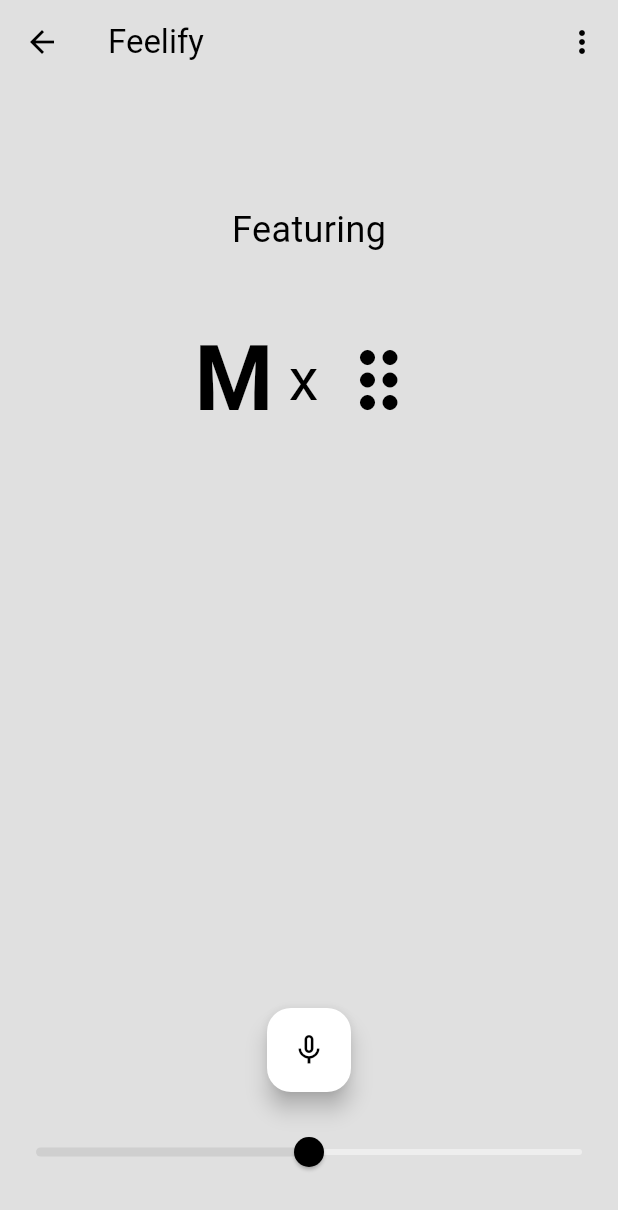
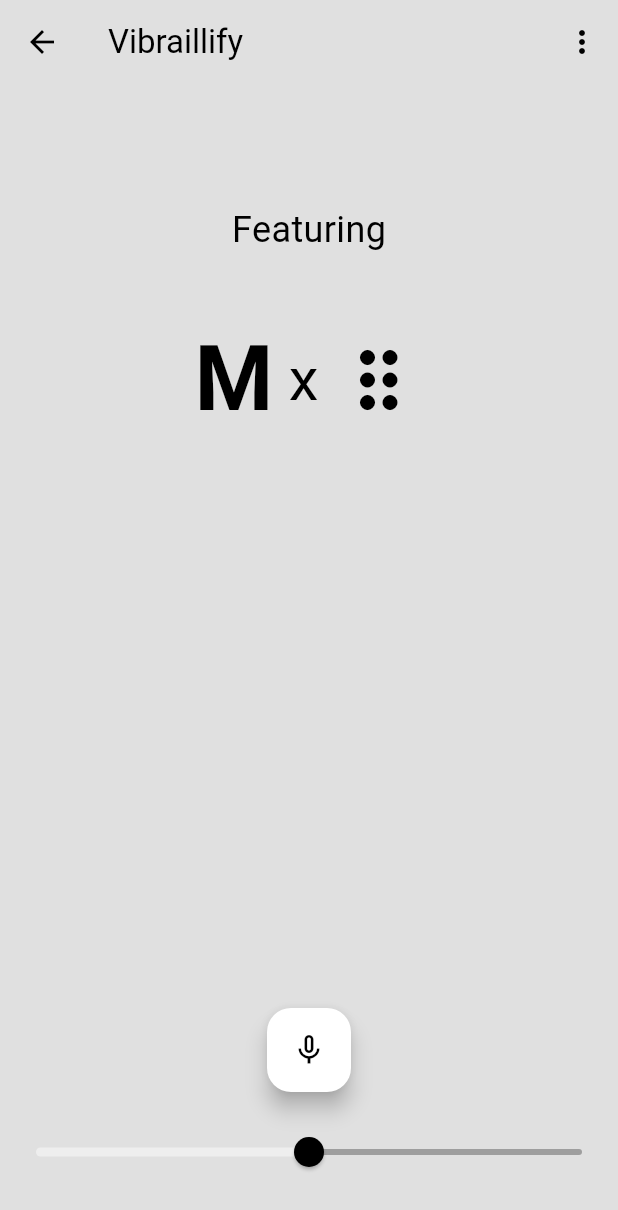
Before and after one commit to Jagjit0306/Myriad, a Flutter app: the VibraillifyPage screen opened by its route, on a phone screen of 412 x 824 dp. Shown: the top 1210 px of the screen. Run offline on Flutter 3.47's test engine with Material 3 defaults, Android fonts, the phone set to English and light mode, and no system bars; drawn by our look-alikes of dash_chat_2; our stand-ins replace audioplayers, camera, cloud_firestore, firebase_auth, firebase_core, flutter_gemini and 8 more; missing offline and left inert: colornames, google_maps_webservice; accounts and stored records are empty; generated files the repository leaves out were written again.

Commit message:
Themes updated

```diff
--- a/myriad/lib/components/my_drawer.dart
+++ b/myriad/lib/components/my_drawer.dart
@@ -8,7 +8,7 @@ class MyDrawer extends StatelessWidget {
   @override
   Widget build(BuildContext context) {
     return Drawer(
-      backgroundColor: Theme.of(context).colorScheme.surface,
+      backgroundColor: Theme.of(context).colorScheme.secondary,
       child: Column(
         mainAxisAlignment: MainAxisAlignment.spaceBetween,
         children: [
--- a/myriad/lib/pages/hearify_page.dart
+++ b/myriad/lib/pages/hearify_page.dart
@@ -151,6 +151,7 @@ class _HearifyPageState extends State<HearifyPage> {
         title: const Text('Hearify'),
         actions: [
           PopupMenuButton(
+            color: Theme.of(context).colorScheme.onSecondaryContainer,
             onSelected: (value) {
               switch (value) {
                 case 'clrcht':
@@ -180,7 +181,7 @@ class _HearifyPageState extends State<HearifyPage> {
               messageOptions: MessageOptions(
                 currentUserContainerColor:
                     Theme.of(context).colorScheme.inversePrimary,
-                containerColor: Theme.of(context).colorScheme.secondary,
+                containerColor: Theme.of(context).colorScheme.onSecondaryContainer,
                 textColor: Theme.of(context).colorScheme.inversePrimary,
                 currentUserTextColor: Theme.of(context).colorScheme.surface,
                 showCurrentUserAvatar: true,
--- a/myriad/lib/pages/speakify_page.dart
+++ b/myriad/lib/pages/speakify_page.dart
@@ -86,6 +86,7 @@ class _SpeakifyPageState extends State<SpeakifyPage> {
         title: const Text('Speakify'),
         actions: [
           PopupMenuButton(
+            color: Theme.of(context).colorScheme.onSecondaryContainer,
             onSelected: (value) {
               switch (value) {
                 case 'clrcht':
@@ -115,7 +116,7 @@ class _SpeakifyPageState extends State<SpeakifyPage> {
               messageOptions: MessageOptions(
                 currentUserContainerColor:
                     Theme.of(context).colorScheme.inversePrimary,
-                containerColor: Theme.of(context).colorScheme.secondary,
+                containerColor: Theme.of(context).colorScheme.onSecondaryContainer,
                 textColor: Theme.of(context).colorScheme.inversePrimary,
                 currentUserTextColor: Theme.of(context).colorScheme.surface,
                 onPressMessage: (p0) {
--- a/myriad/lib/pages/vibraillify_page.dart
+++ b/myriad/lib/pages/vibraillify_page.dart
@@ -159,9 +159,10 @@ class _VibraillifyPageState extends State<VibraillifyPage> {
   Widget build(BuildContext context) {
     return Scaffold(
       appBar: AppBar(
-        title: const Text('Feelify'),
+        title: const Text('Vibraillify'),
         actions: [
           PopupMenuButton(
+            color: Theme.of(context).colorScheme.onSecondaryContainer,
             onSelected: (value) {
               switch (value) {
                 case 'clrcht':
@@ -192,7 +193,7 @@ class _VibraillifyPageState extends State<VibraillifyPage> {
                 onPressMessage: (m) => activateVibraille(m.text),
                 currentUserContainerColor:
                     Theme.of(context).colorScheme.inversePrimary,
-                containerColor: Theme.of(context).colorScheme.secondary,
+                containerColor: Theme.of(context).colorScheme.onSecondaryContainer,
                 textColor: Theme.of(context).colorScheme.inversePrimary,
                 currentUserTextColor: Theme.of(context).colorScheme.surface,
                 showCurrentUserAvatar: true,
--- a/myriad/lib/pages/voicify_page.dart
+++ b/myriad/lib/pages/voicify_page.dart
@@ -174,6 +174,7 @@ class _VoicifyPageState extends State<VoicifyPage> {
         title: const Text('Voicify'),
         actions: [
           PopupMenuButton(
+            color: Theme.of(context).colorScheme.onSecondaryContainer,
             onSelected: (value) {
               switch (value) {
                 case 'clrcht':
@@ -210,7 +211,7 @@ class _VoicifyPageState extends State<VoicifyPage> {
               messageOptions: MessageOptions(
                   currentUserContainerColor:
                       Theme.of(context).colorScheme.inversePrimary,
-                  containerColor: Theme.of(context).colorScheme.secondary,
+                  containerColor: Theme.of(context).colorScheme.onSecondaryContainer,
                   textColor: Theme.of(context).colorScheme.inversePrimary,
                   currentUserTextColor: Theme.of(context).colorScheme.surface,
                   onPressMessage: (m) {
--- a/myriad/lib/themes/dark_mode.dart
+++ b/myriad/lib/themes/dark_mode.dart
@@ -5,8 +5,10 @@ ThemeData darkMode = ThemeData(
   colorScheme: ColorScheme.dark(
     surface: Color(0xFF010101), // Slightly lighter for better contrast
     onSurface: Colors.white,
-    primary: Color.fromARGB(255, 19, 19, 19),
-    secondary: Color.fromARGB(255, 44, 44, 44),
+    primary: Colors.grey.shade600,
+    secondary: Color.fromARGB(255, 19, 19, 19),
+    onSecondaryContainer: Color.fromARGB(255, 44, 44, 44),
+    onSecondary: const Color.fromARGB(255, 140, 140, 140),
     inversePrimary: Color(0xFFFFFFFF),
   ),
   textTheme: ThemeData.dark().textTheme.apply(
--- a/myriad/lib/themes/light_mode.dart
+++ b/myriad/lib/themes/light_mode.dart
@@ -5,9 +5,10 @@ ThemeData lightMode = ThemeData(
   brightness: Brightness.light,
   colorScheme: ColorScheme.light(
     surface: Colors.grey.shade300,
-    primary: Colors.grey.shade200,
-    // secondary: Colors.grey.shade400,
-    secondary: const Color.fromARGB(255, 207, 207, 207),
+    primary: Colors.grey.shade500,
+    secondary: Colors.grey.shade200,
+    onSecondary: Colors.grey.shade500,
+    onSecondaryContainer: const Color.fromARGB(255, 207, 207, 207),
     inversePrimary: Colors.black,
   ),
   textTheme: ThemeData.light().textTheme.apply(
```
Also changed, not shown: myriad/lib/components/community_post.dart (+4 -8 lines), myriad/lib/pages/chatbot_home_page.dart (+8 -4 lines), myriad/lib/pages/maps_wheelchair_home_page.dart (+9 -3 lines).
